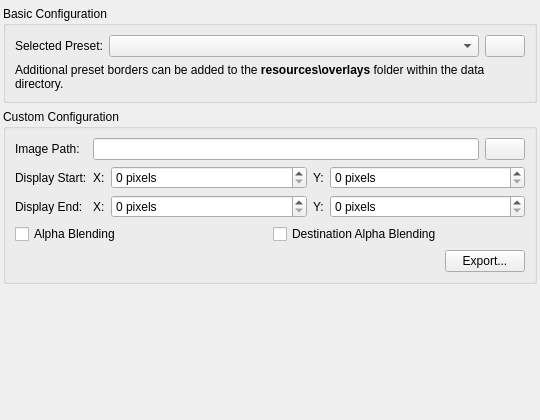
This is src/duckstation-qt/postprocessingoverlayconfigwidget.ui in stenzek/duckstation as Qt 5 draws it before an edit. The edited form follows.
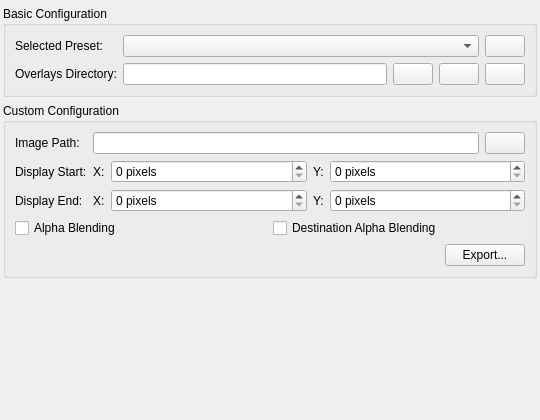
This is the edited form. Icons and pictures are not drawn.

Commit message: Qt: Add global folder settings

What changed in the file:
```diff
--- a/src/duckstation-qt/postprocessingoverlayconfigwidget.ui
+++ b/src/duckstation-qt/postprocessingoverlayconfigwidget.ui
@@ -56,16 +56,56 @@
         </property>
        </widget>
       </item>
-      <item row="1" column="0" colspan="3">
-       <widget class="QLabel" name="label">
+      <item row="1" column="0">
+       <widget class="QLabel" name="overlaysDirectoryLabel">
         <property name="text">
-         <string>&lt;html&gt;&lt;head/&gt;&lt;body&gt;&lt;p&gt;Additional preset borders can be added to the &lt;span style=&quot; font-weight:700;&quot;&gt;resources\overlays&lt;/span&gt; folder within the data directory.&lt;/p&gt;&lt;/body&gt;&lt;/html&gt;</string>
+         <string>Overlays Directory:</string>
         </property>
-        <property name="wordWrap">
-         <bool>true</bool>
+        <property name="buddy">
+         <cstring>overlaysDirectory</cstring>
         </property>
        </widget>
       </item>
+      <item row="1" column="1" colspan="2">
+       <layout class="QHBoxLayout" name="overlaysDirectoryLayout">
+        <item>
+         <widget class="QLineEdit" name="overlaysDirectory"/>
+        </item>
+        <item>
+         <widget class="QPushButton" name="overlaysDirectoryBrowse">
+          <property name="toolTip">
+           <string>Browse...</string>
+          </property>
+          <property name="icon">
+           <iconset resource="resources/duckstation-qt.qrc">
+            <normaloff>:/icons/monochrome/svg/folder-open-line.svg</normaloff>:/icons/monochrome/svg/folder-open-line.svg</iconset>
+          </property>
+         </widget>
+        </item>
+        <item>
+         <widget class="QPushButton" name="overlaysDirectoryOpen">
+          <property name="toolTip">
+           <string>Open...</string>
+          </property>
+          <property name="icon">
+           <iconset resource="resources/duckstation-qt.qrc">
+            <normaloff>:/icons/monochrome/svg/open-folder-line.svg</normaloff>:/icons/monochrome/svg/open-folder-line.svg</iconset>
+          </property>
+         </widget>
+        </item>
+        <item>
+         <widget class="QPushButton" name="overlaysDirectoryReset">
+          <property name="toolTip">
+           <string>Reset</string>
+          </property>
+          <property name="icon">
+           <iconset resource="resources/duckstation-qt.qrc">
+            <normaloff>:/icons/monochrome/svg/delete-back-2-line.svg</normaloff>:/icons/monochrome/svg/delete-back-2-line.svg</iconset>
+          </property>
+         </widget>
+        </item>
+       </layout>
+      </item>
      </layout>
     </widget>
    </item>
```
The commit also changes 13 other files.
